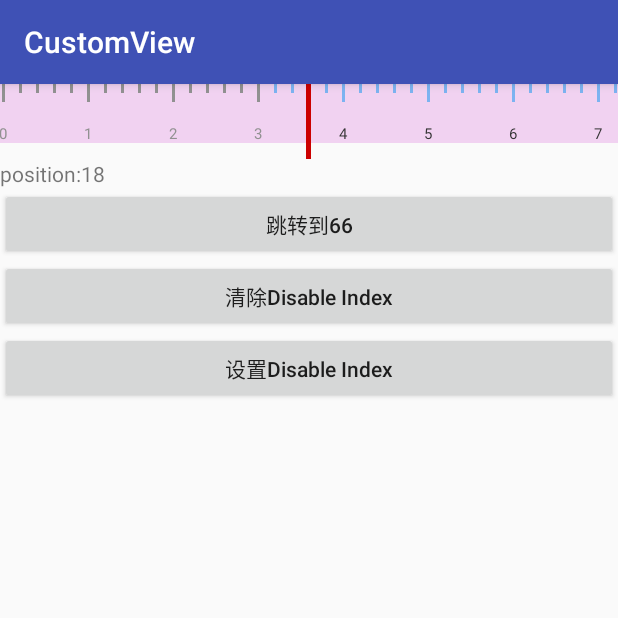
After one commit to LoveqLRC/CustomView, an Android app: the RulerViewActivity screen opened directly, with no data from a screen before it, on a phone screen of 412 x 824 dp, the top half of it. The commit adds this screen. Run offline under Robolectric (Android 15) with nearby library versions, the phone set to English and light mode, and no system bars.

Commit message:
update RulerView&add custom states

```diff
--- a/app/src/main/AndroidManifest.xml
+++ b/app/src/main/AndroidManifest.xml
@@ -34,6 +34,10 @@
         </activity>
         <activity android:name=".ui.viewgroup.LoadingViewActivity">
         </activity>
+        <activity android:name=".ui.view.RulerViewActivity">
+        </activity>
+        <activity android:name=".ui.baseapi.CustomStatesActivity">
+        </activity>
     </application>
 
 </manifest>
--- a/app/src/main/java/loveq/com/customview/MainActivity.java
+++ b/app/src/main/java/loveq/com/customview/MainActivity.java
@@ -9,6 +9,7 @@ import loveq.com.customview.ui.baseapi.BaseApiActivity;
 import loveq.com.customview.ui.view.ColorTrackActivity;
 import loveq.com.customview.ui.view.LetterSideBarActivity;
 import loveq.com.customview.ui.view.RatingBarActivity;
+import loveq.com.customview.ui.view.RulerViewActivity;
 import loveq.com.customview.ui.viewgroup.LoadingViewActivity;
 
 public class MainActivity extends AppCompatActivity {
@@ -43,4 +44,9 @@ public class MainActivity extends AppCompatActivity {
         Intent intent = new Intent(this, LoadingViewActivity.class);
         startActivity(intent);
     }
+
+    public void RulerView(View view) {
+        Intent intent = new Intent(this, RulerViewActivity.class);
+        startActivity(intent);
+    }
 }
--- a/app/src/main/java/loveq/com/customview/ui/baseapi/BaseApiActivity.java
+++ b/app/src/main/java/loveq/com/customview/ui/baseapi/BaseApiActivity.java
@@ -34,4 +34,9 @@ public class BaseApiActivity extends AppCompatActivity {
         Intent intent = new Intent(this, ImageViewMatrixActivity.class);
         startActivity(intent);
     }
+
+    public void customStates(View view) {
+        Intent intent = new Intent(this, CustomStatesActivity.class);
+        startActivity(intent);
+    }
 }
--- /dev/null
+++ b/app/src/main/java/loveq/com/customview/ui/view/RulerViewActivity.java
@@ -0,0 +1,44 @@
+package loveq.com.customview.ui.view;
+
+import android.os.Bundle;
+import android.support.v7.app.AppCompatActivity;
+import android.view.View;
+import android.widget.TextView;
+
+import loveq.com.customview.R;
+import loveq.com.customview.widget.view.RulerView;
+
+public class RulerViewActivity extends AppCompatActivity {
+
+    private RulerView mRulerView;
+    private TextView mTvPosition;
+
+    @Override
+    protected void onCreate(Bundle savedInstanceState) {
+        super.onCreate(savedInstanceState);
+        setContentView(R.layout.activity_ruler_view);
+        mRulerView = findViewById(R.id.ruler);
+        mTvPosition = findViewById(R.id.tv_position);
+        mRulerView.setOnScrollListener(new RulerView.RulerViewOnScrollListener() {
+            @Override
+            public void onScroll(int position) {
+                mTvPosition.setText("position:" + position);
+            }
+        });
+
+
+    }
+
+    public void go(View view) {
+        mRulerView.setCurrentPosition(66);
+    }
+
+    public void clearDisableIndex(View view) {
+        mRulerView.clearDisableIndex();
+    }
+
+
+    public void setDisableIndex(View view) {
+        mRulerView.setDisableIndex(16);
+    }
+}
--- a/app/src/main/java/loveq/com/customview/widget/view/RulerView.java
+++ b/app/src/main/java/loveq/com/customview/widget/view/RulerView.java
@@ -15,6 +15,7 @@ import android.view.ViewParent;
 import android.widget.OverScroller;
 
 import loveq.com.customview.R;
+
 
 /**
  * Created by rc on 2018/2/13.
@@ -61,7 +62,7 @@ public class RulerView extends View {
     private static final int INVALID_POINTER = -1;
     public int mIndicateColor;
     public int mTextColor;
-    RulerViewScrollListener mScrollListener;
+    RulerViewOnScrollListener mOnScrollListener;
     private int mTextSize;
     private int mOrientation;
     private int mGravity;
@@ -455,7 +456,7 @@ public class RulerView extends View {
         int heightMode = MeasureSpec.getMode(heightMeasureSpec);
         int widthSize = MeasureSpec.getSize(widthMeasureSpec);
         int heightSize = MeasureSpec.getSize(heightMeasureSpec);
-        if (heightMode == MeasureSpec.UNSPECIFIED) {
+        if (heightMode == MeasureSpec.UNSPECIFIED || heightMode == MeasureSpec.AT_MOST) {
             if (mIsDrawText) {
                 rulerHeight = getPaddingBottom() + getPaddingTop()
                         + mIndicateHeight + mIndicateMarginText + mDrawTextHeight;
@@ -572,8 +573,8 @@ public class RulerView extends View {
         } else if (!mIsBeingDragged && mAutoAdjust) {
             adjustIndicate();
         }
-        if (mScrollListener != null) {
-            mScrollListener.onScroll(getCurrentPosition());
+        if (mOnScrollListener != null) {
+            mOnScrollListener.onScroll(getCurrentPosition());
         }
     }
 
@@ -652,10 +653,10 @@ public class RulerView extends View {
     /**
      * 设置滚动监听
      *
-     * @param scrollListener
+     * @param onScrollListener
      */
-    public void setScrollListener(RulerViewScrollListener scrollListener) {
-        mScrollListener = scrollListener;
+    public void setOnScrollListener(RulerViewOnScrollListener onScrollListener) {
+        mOnScrollListener = onScrollListener;
     }
 
     private int getMinScrollX() {
@@ -674,7 +675,7 @@ public class RulerView extends View {
         return mRulerViewHeight / 2;
     }
 
-    public interface RulerViewScrollListener {
+    public interface RulerViewOnScrollListener {
         void onScroll(int position);
     }
 
--- a/app/src/main/res/layout/activity_base_api.xml
+++ b/app/src/main/res/layout/activity_base_api.xml
@@ -33,4 +33,10 @@
         android:onClick="ImageViewScaleType"
         android:text="matrix平移"/>
 
+    <Button
+        android:layout_width="match_parent"
+        android:layout_height="wrap_content"
+        android:onClick="customStates"
+        android:text="自定义状态"/>
+
 </LinearLayout>
--- a/app/src/main/res/layout/activity_main.xml
+++ b/app/src/main/res/layout/activity_main.xml
@@ -42,4 +42,10 @@
         android:layout_height="wrap_content"
         android:onClick="LoadingView"
         android:text="LoadingView"/>
+
+    <Button
+        android:layout_width="match_parent"
+        android:layout_height="wrap_content"
+        android:onClick="RulerView"
+        android:text="RulerView"/>
 </LinearLayout>
--- /dev/null
+++ b/app/src/main/res/layout/activity_ruler_view.xml
@@ -0,0 +1,62 @@
+<?xml version="1.0" encoding="utf-8"?>
+<LinearLayout
+    xmlns:android="http://schemas.android.com/apk/res/android"
+    xmlns:app="http://schemas.android.com/apk/res-auto"
+    xmlns:tools="http://schemas.android.com/tools"
+    android:layout_width="match_parent"
+    android:layout_height="match_parent"
+    android:orientation="vertical"
+    tools:context="loveq.com.customview.ui.view.RulerViewActivity">
+
+    <FrameLayout
+        android:layout_width="match_parent"
+        android:layout_height="wrap_content">
+
+        <loveq.com.customview.widget.view.RulerView
+            android:id="@+id/ruler"
+            android:layout_width="match_parent"
+            android:layout_height="wrap_content"
+            android:background="#3c3c"
+            app:disableIndex="16"
+            app:indicateColor="#7cb3f1"
+            app:indicateHeight="12dp"
+            app:indicateMarginText="14dp"
+            app:indicatePadding="10dp"
+            app:indicateWidth="1dp"
+            app:rulerTextArray="@array/date"
+            app:rulerTextColor="#333333"
+            app:rulerTextSize="10sp"
+            app:smallIndicateColor="#7cb3f1"
+            app:smallIndicateHeight="6dp"
+            app:smallIndicateWidth="1dp"/>
+        <View
+            android:layout_gravity="center"
+            android:layout_width="3dp"
+            android:layout_height="50dp"
+            android:background="@android:color/holo_red_dark"/>
+
+    </FrameLayout>
+
+    <TextView
+        android:id="@+id/tv_position"
+        android:layout_width="match_parent"
+        android:layout_height="wrap_content"/>
+    <Button
+        android:onClick="go"
+        android:id="@+id/btn_go"
+        android:text="跳转到66"
+        android:layout_width="match_parent"
+        android:layout_height="wrap_content"/>
+    <Button
+        android:onClick="clearDisableIndex"
+        android:text="清除Disable Index"
+        android:layout_width="match_parent"
+        android:layout_height="wrap_content"/>
+
+    <Button
+        android:onClick="setDisableIndex"
+        android:text="设置Disable Index"
+        android:layout_width="match_parent"
+        android:layout_height="wrap_content"/>
+
+</LinearLayout>
--- /dev/null
+++ b/app/src/main/res/values/attrs.xml
@@ -0,0 +1,6 @@
+<?xml version="1.0" encoding="utf-8"?>
+<resources>
+    <declare-styleable name="state_message_unread">
+        <attr name="state_message_unread" format="boolean"/>
+    </declare-styleable>
+</resources>
--- a/app/src/main/res/values/strings.xml
+++ b/app/src/main/res/values/strings.xml
@@ -1,3 +1,31 @@
 <resources>
     <string name="app_name">CustomView</string>
+
+    <string-array name="date">
+        <item>0</item>
+        <item>1</item>
+        <item>2</item>
+        <item>3</item>
+        <item>4</item>
+        <item>5</item>
+        <item>6</item>
+        <item>7</item>
+        <item>8</item>
+        <item>9</item>
+        <item>10</item>
+        <item>11</item>
+        <item>12</item>
+        <item>13</item>
+        <item>14</item>
+        <item>15</item>
+        <item>16</item>
+        <item>17</item>
+        <item>18</item>
+        <item>19</item>
+        <item>20</item>
+        <item>21</item>
+        <item>22</item>
+        <item>23</item>
+    </string-array>
+
 </resources>
```
Also changed, not shown: app/src/main/java/loveq/com/customview/ui/baseapi/CustomStatesActivity.java (added, +15 -0 lines), app/src/main/java/loveq/com/customview/widget/baseapi/CustomDrawableStates.java (added, +54 -0 lines), app/src/main/res/layout/activity_custom_states.xml (added, +10 -0 lines), 1 other file.
